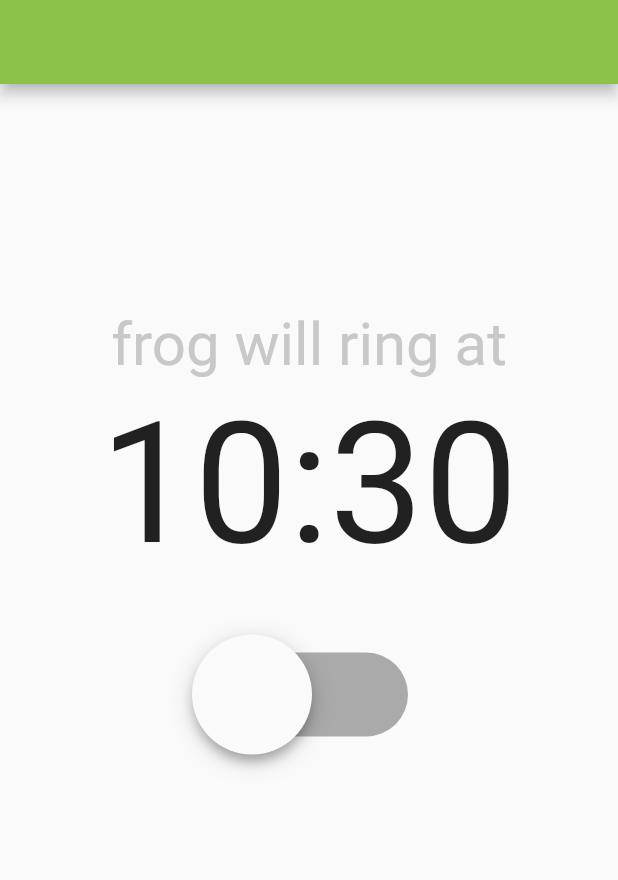
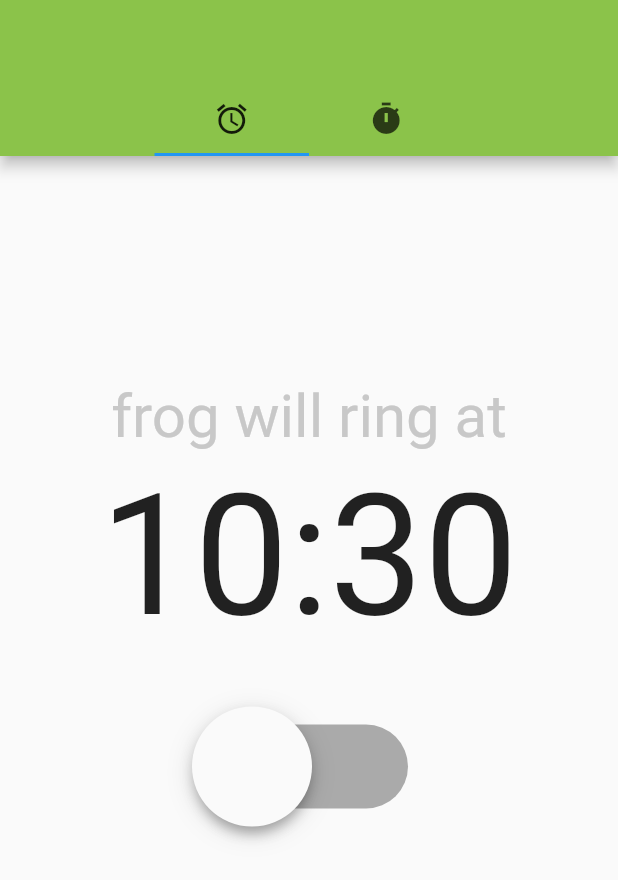
Before and after one commit to mattiasaksli/FrogClock, a Flutter app: the screen it shows after launch, on a phone screen of 412 x 824 dp. Shown: the top 880 px of the screen. Run offline on Flutter 3.47's test engine with Material 2 defaults, Android fonts, the phone set to English and light mode, and no system bars; our stand-ins replace datetime_picker_formfield, flutter_blue.

Commit message:
Added TabBar.

```diff
--- a/lib/main.dart
+++ b/lib/main.dart
@@ -13,27 +13,70 @@ import 'debug.dart';
 const appName = 'FrogAlarm';
 const PrimaryColor = Colors.lightGreen;
 
-void main() {
-  runApp(MaterialApp(
+void main() => runApp(MainApp());
+
+class MainApp extends StatelessWidget {
+  @override
+  Widget build(BuildContext context) {
+    return MaterialApp(
       title: appName,
-    home: PageViewController(),
+      home: TabsStateful(),
       theme: ThemeData(
         primaryColor: PrimaryColor,
       ),
       supportedLocales: [
         const Locale('en'), // English
       ],
-  ));
+    );
+  }
 }
 
-class PageViewController extends StatelessWidget {
-  final pageController = PageController();
+//class PageViewController extends StatelessWidget {
+//  final pageController = PageController();
+//
+//  @override
+//  Widget build(BuildContext context) {
+//    return PageView(
+//      controller: pageController,
+//      children: <Widget>[AlarmStateful(), TimerStateful(), DebugStateful()],
+//    );
+//  }
+//}
 
+class TabsStateful extends StatefulWidget {
+  @override
+  TabsState createState() => TabsState();
+}
+
+class TabsState extends State<TabsStateful> {
   @override
   Widget build(BuildContext context) {
-    return PageView(
-      controller: pageController,
-      children: <Widget>[AlarmStateful(), TimerStateful(), DebugStateful()],
+    return DefaultTabController(
+      initialIndex: 1,
+      length: 4,
+      child: Scaffold(
+          appBar: AppBar(
+            bottom: TabBar(
+              isScrollable: false,
+              tabs: [
+                Tab(icon: Icon(Icons.device_unknown,
+                  color: Color.fromARGB(0, 0, 0, 0),)),
+                Tab(icon: Icon(Icons.access_alarms)),
+                Tab(icon: Icon(Icons.timer)),
+                Tab(icon: Icon(Icons.device_unknown,
+                color: Color.fromARGB(0, 0, 0, 0),))
+              ],
+            ),
+          ),
+          body: TabBarView(
+            children: <Widget>[
+              DebugStateful(),
+              AlarmStateful(),
+              TimerStateful(),
+              DebugStateful()
+            ],
+          )
+      ),
     );
   }
 }
@@ -48,18 +91,7 @@ class AlarmState extends State<AlarmStateful> {
 
   @override
   Widget build(BuildContext context) {
-    return DefaultTabController(
-      length: 2,
-      child: Scaffold(
-          appBar: AppBar(
-              /*bottom: TabBar(
-              tabs: [
-                Tab(icon: Icon(Icons.directions_car)),
-                Tab(icon: Icon(Icons.directions_transit)),
-                Tab(icon: Icon(Icons.directions_bike)),
-              ],
-            ),*/
-              ),
+    return Scaffold(
       body: Container(
         margin: EdgeInsets.fromLTRB(50, 50, 50, 50),
         child: Column(
@@ -98,7 +130,7 @@ class AlarmState extends State<AlarmStateful> {
             ),
           ],
         ),
-          )),
+      ),
     );
   }
 }
```
Also changed, not shown: lib/timer.dart (+4 -9 lines), pubspec.lock (added), 1 other file. Lines whose indentation alone changed are shown as unchanged.
